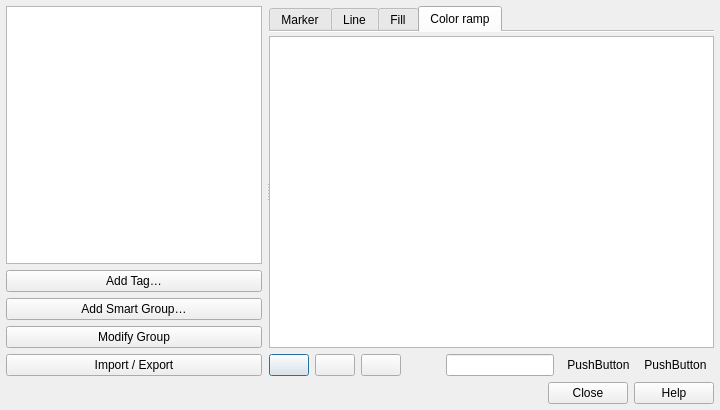
This is src/ui/qgsstylemanagerdialogbase.ui in qgis/QGIS as Qt 5 draws it before an edit. The edited form follows.
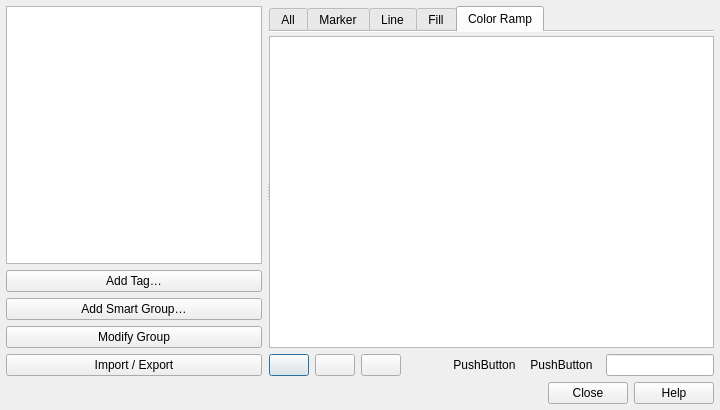
This is the edited form. The open tabs and pages were chosen to show the change. Icons and pictures are not drawn. Custom widgets are drawn as their Qt base class.

Commit message:
[FEATURE] Add "All" tab to style manager
This allows you to see ALL the symbols/ramps matching the current
group/tag/filter. It makes it easier to manage groups which consist
of both markers/lines and fills.

```diff
--- a/src/ui/qgsstylemanagerdialogbase.ui
+++ b/src/ui/qgsstylemanagerdialogbase.ui
@@ -202,13 +202,6 @@
            </property>
           </spacer>
          </item>
-         <item>
-          <widget class="QgsFilterLineEdit" name="searchBox">
-           <property name="text">
-            <string/>
-           </property>
-          </widget>
-         </item>
          <item>
           <layout class="QHBoxLayout" name="horizontalLayout_7">
            <property name="spacing">
@@ -265,6 +258,13 @@
            </item>
           </layout>
          </item>
+         <item>
+          <widget class="QgsFilterLineEdit" name="searchBox">
+           <property name="text">
+            <string/>
+           </property>
+          </widget>
+         </item>
         </layout>
        </item>
        <item row="3" column="0">
@@ -277,6 +277,11 @@
            <property name="documentMode">
             <bool>true</bool>
            </property>
+           <widget class="QWidget" name="tabAll">
+            <attribute name="title">
+             <string>All</string>
+            </attribute>
+           </widget>
            <widget class="QWidget" name="tabMarker">
             <property name="sizePolicy">
              <sizepolicy hsizetype="Preferred" vsizetype="Ignored">
@@ -334,7 +339,7 @@
               <normaloff>:/images/themes/default/styleicons/color.svg</normaloff>:/images/themes/default/styleicons/color.svg</iconset>
             </attribute>
             <attribute name="title">
-             <string>Color ramp</string>
+             <string>Color Ramp</string>
             </attribute>
            </widget>
           </widget>
```
Left out of the diff: 7 changed lines with no effect on the pictures. The commit also changes 1 other file.
